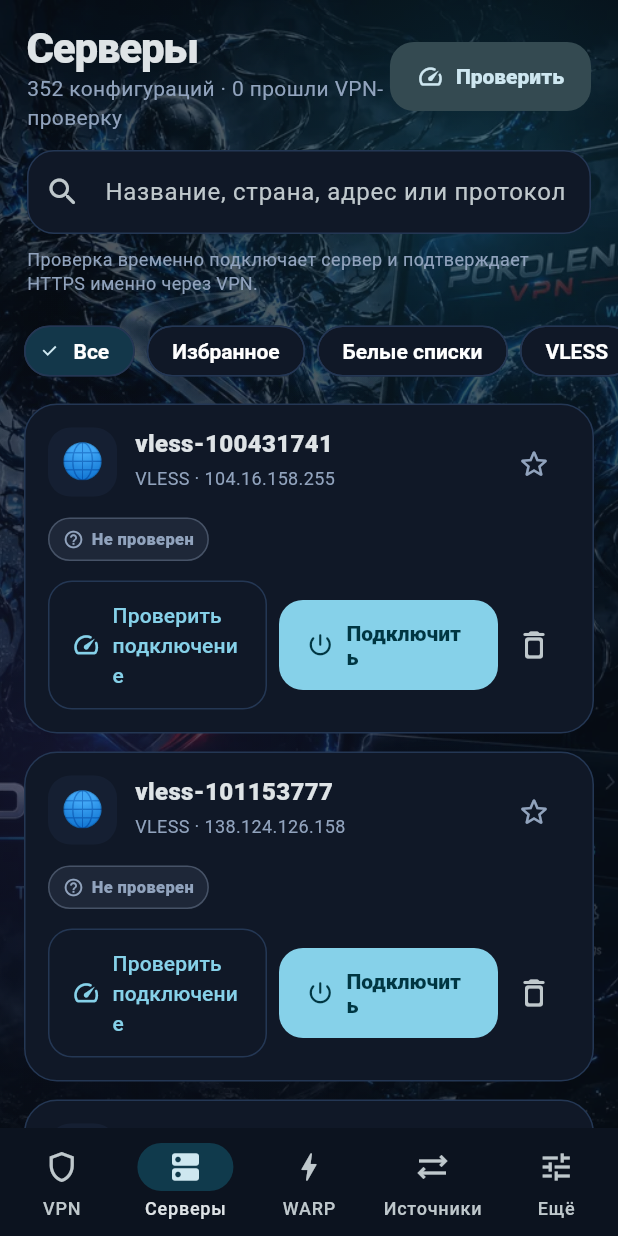
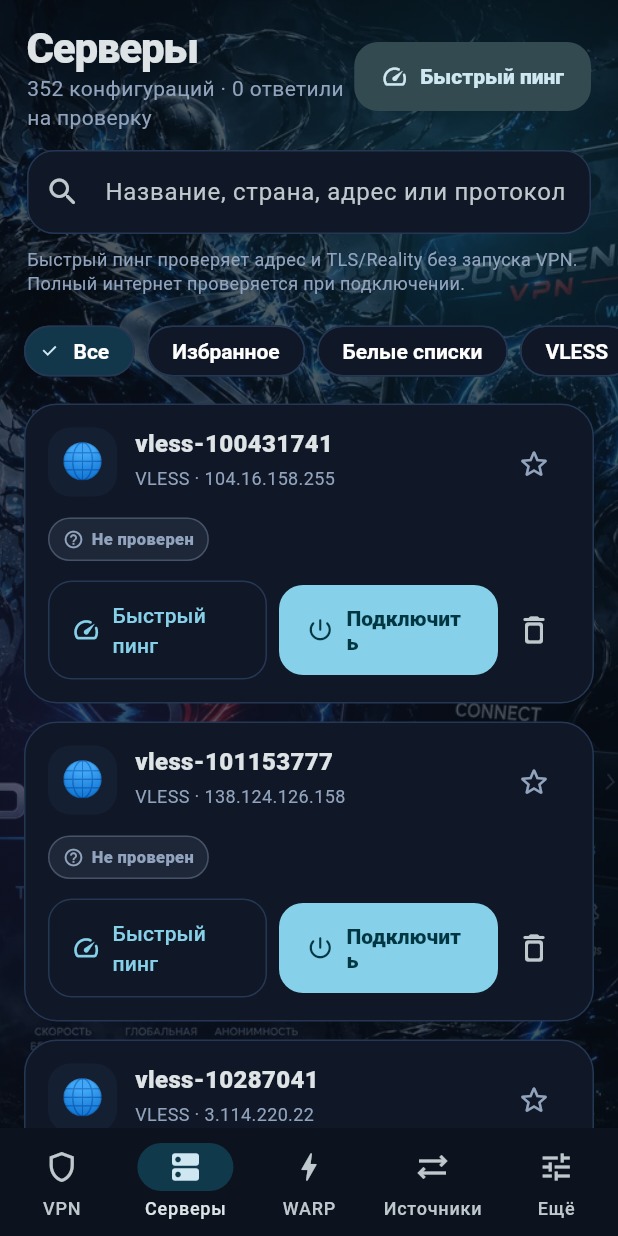
Before and after one commit to CTPAXlost/BPM, a Flutter app: the screen it shows after launch, item 2 of the bottom bar chosen, on a phone screen of 412 x 824 dp. Run offline on Flutter 3.47's test engine with Material 3 defaults, Android fonts, the phone set to English and light mode, and no system bars; our stand-ins replace shared_preferences; missing offline and left inert: file_selector, singbox_mm.

Commit message:
Pokolenie 3.0

```diff
--- a/lib/core/vpn_core.dart
+++ b/lib/core/vpn_core.dart
@@ -10,7 +10,7 @@ enum VpnCoreState {
   error,
 }
 
-enum ProbeKind { urlTest, configValidation, connectedTunnel }
+enum ProbeKind { reachability, urlTest, configValidation, connectedTunnel }
 
 class TrafficSnapshot {
   const TrafficSnapshot({
@@ -42,6 +42,17 @@ class ProbeResult {
          success: true,
          definitive: true,
          kind: ProbeKind.urlTest,
+         latencyMs: latencyMs,
+         detail: detail,
+       );
+
+  const ProbeResult.reachabilitySuccess(
+    int latencyMs, {
+    String detail = 'Сервер ответил на быструю сетевую проверку.',
+  }) : this._(
+         success: true,
+         definitive: true,
+         kind: ProbeKind.reachability,
          latencyMs: latencyMs,
          detail: detail,
        );
@@ -93,6 +104,10 @@ abstract class VpnCore {
   Future<void> connect(VpnNode node, AppSettings settings);
   Future<void> disconnect();
 
+  /// Fast server reachability/TLS probe that does not acquire Android's
+  /// VpnService or create a TUN interface. Intended for list health checks.
+  Future<ProbeResult> quickTest(VpnNode node, Duration timeout);
+
   /// Temporarily connects the profile and verifies HTTPS through Android's
   /// VPN network. A server is successful only when user traffic can pass.
   Future<ProbeResult> test(
--- a/lib/screens/servers_screen.dart
+++ b/lib/screens/servers_screen.dart
@@ -111,7 +111,7 @@ class _Header extends StatelessWidget {
                     ),
                     Text(
                       '${controller.regularNodes.length} конфигураций · '
-                      '${controller.workingCount} прошли VPN-проверку',
+                      '${controller.workingCount} ответили на проверку',
                       style: const TextStyle(color: AppColors.textMuted),
                     ),
                   ],
@@ -124,7 +124,7 @@ class _Header extends StatelessWidget {
                     ? null
                     : controller.testVisibleNodes,
                 icon: const Icon(Icons.speed_rounded),
-                label: const Text('Проверить'),
+                label: const Text('Быстрый пинг'),
               ),
             ],
           ),
@@ -138,7 +138,7 @@ class _Header extends StatelessWidget {
           ),
           const SizedBox(height: 9),
           const Text(
-            'Проверка временно подключает сервер и подтверждает HTTPS именно через VPN.',
+            'Быстрый пинг проверяет адрес и TLS/Reality без запуска VPN. Полный интернет проверяется при подключении.',
             style: TextStyle(color: AppColors.textMuted, fontSize: 12),
           ),
         ],
@@ -211,7 +211,7 @@ class _TestProgress extends StatelessWidget {
           LinearProgressIndicator(value: progress),
           const SizedBox(height: 6),
           Text(
-            'Проверка подключения: ${controller.testingCompleted} из $total',
+            'Быстрый пинг: ${controller.testingCompleted} из $total',
             style: const TextStyle(color: AppColors.textMuted, fontSize: 12),
           ),
         ],
--- a/lib/screens/settings_screen.dart
+++ b/lib/screens/settings_screen.dart
@@ -566,7 +566,7 @@ class _AboutCard extends StatelessWidget {
       child: const ListTile(
         contentPadding: EdgeInsets.zero,
         leading: Icon(Icons.android_rounded, color: AppColors.mint),
-        title: Text('Поколение VPN 0.9.4'),
+        title: Text('Поколение VPN 0.9.5'),
         subtitle: Text(
           'Android-клиент с WARP, реальной проверкой VPN-подключения, '
           'автообновлением каталогов и split tunneling.',
--- a/lib/screens/warp_screen.dart
+++ b/lib/screens/warp_screen.dart
@@ -28,7 +28,7 @@ class WarpScreen extends StatelessWidget {
                 const SizedBox(height: 5),
                 const Text(
                   'Создай один свежий WARP или загрузи WireGuard/AmneziaWG-файл. '
-                  'Проверка подтверждает реальный HTTPS через туннель.',
+                  'WARP проверяется реальным HTTPS через AWG-туннель.',
                   style: TextStyle(color: AppColors.textMuted),
                 ),
                 const SizedBox(height: 16),
--- a/lib/services/catalog_service.dart
+++ b/lib/services/catalog_service.dart
@@ -25,7 +25,7 @@ class CatalogRefreshResult {
 class CatalogService {
   CatalogService({http.Client? client}) : _client = client ?? http.Client();
 
-  static const _userAgent = 'Pokolenie-VPN/0.9.4';
+  static const _userAgent = 'Pokolenie-VPN/0.9.5';
   final http.Client _client;
 
   Future<List<SourceDefinition>> loadBundledSources() async {
--- a/lib/services/latency_service.dart
+++ b/lib/services/latency_service.dart
@@ -47,5 +47,8 @@ class LatencyService {
     required AppSettings settings,
   }) => core.test(node, timeout, settings: settings);
 
+  Future<ProbeResult> checkQuick(VpnNode node, Duration timeout) =>
+      core.quickTest(node, timeout);
+
   void dispose() => _client.close();
 }
--- a/lib/widgets/node_card.dart
+++ b/lib/widgets/node_card.dart
@@ -12,7 +12,7 @@ class NodeCard extends StatelessWidget {
     required this.onTest,
     required this.onFavorite,
     required this.onDelete,
-    this.testLabel = 'Проверить подключение',
+    this.testLabel = 'Быстрый пинг',
     super.key,
   });
 
--- a/pubspec.yaml
+++ b/pubspec.yaml
@@ -1,7 +1,7 @@
 name: pokolenie_vpn
 description: Android VPN-клиент «Поколение» с автообновляемым каталогом и честным URL Test.
 publish_to: none
-version: 0.9.4+94
+version: 0.9.5+95
 
 environment:
   sdk: '>=3.10.0 <4.0.0'
```
Also changed, not shown: lib/core/android_vpn_core.dart (+58 -2 lines), lib/services/app_controller.dart (+34 -20 lines), lib/services/warp_generator_service.dart (+14 -9 lines), 8 other files.
